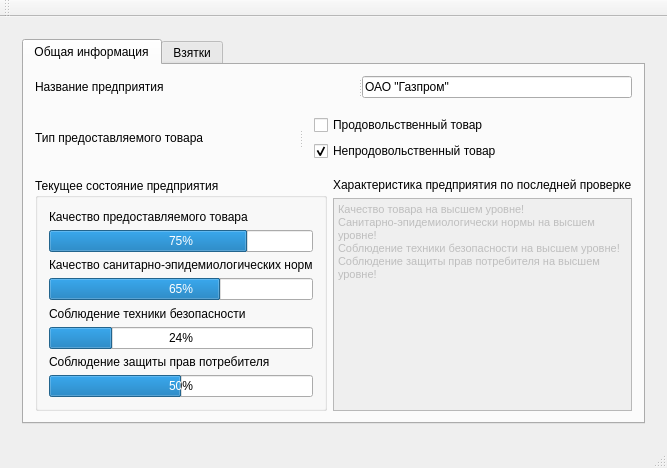
Qt form systemofbribe.ui (ARassad/KBS_Client) before a commit.
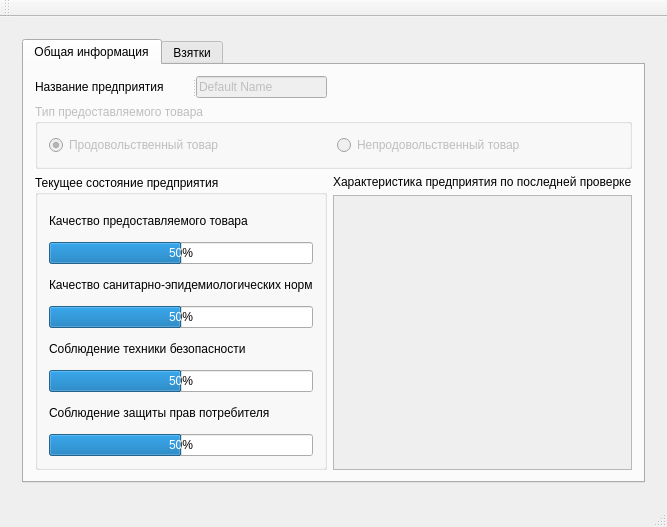
The same form after that commit. The open tabs and pages were chosen to show the change.

```diff
--- a/systemofbribe.ui
+++ b/systemofbribe.ui
@@ -7,7 +7,7 @@
     <x>0</x>
     <y>0</y>
     <width>606</width>
-    <height>427</height>
+    <height>527</height>
    </rect>
   </property>
   <property name="windowTitle">
@@ -34,69 +34,56 @@
            <attribute name="title">
             <string>Общая информация</string>
            </attribute>
-           <layout class="QGridLayout" name="gridLayout_19">
-            <item row="2" column="1">
-             <layout class="QGridLayout" name="gridLayout_20">
-              <item row="0" column="0">
-               <widget class="QLabel" name="label_33">
-                <property name="text">
-                 <string>Характеристика предприятия по последней проверке</string>
-                </property>
-               </widget>
-              </item>
-              <item row="1" column="0">
-               <widget class="QTextEdit" name="textEdit_2">
-                <property name="enabled">
-                 <bool>false</bool>
-                </property>
-                <property name="html">
-                 <string>&lt;!DOCTYPE HTML PUBLIC &quot;-//W3C//DTD HTML 4.0//EN&quot; &quot;http://www.w3.org/TR/REC-html40/strict.dtd&quot;&gt;
-&lt;html&gt;&lt;head&gt;&lt;meta name=&quot;qrichtext&quot; content=&quot;1&quot; /&gt;&lt;style type=&quot;text/css&quot;&gt;
-p, li { white-space: pre-wrap; }
-&lt;/style&gt;&lt;/head&gt;&lt;body style=&quot; font-family:'MS Shell Dlg 2'; font-size:8.25pt; font-weight:400; font-style:normal;&quot;&gt;
-&lt;p style=&quot; margin-top:0px; margin-bottom:0px; margin-left:0px; margin-right:0px; -qt-block-indent:0; text-indent:0px;&quot;&gt;Качество товара на высшем уровне!&lt;/p&gt;
-&lt;p style=&quot; margin-top:0px; margin-bottom:0px; margin-left:0px; margin-right:0px; -qt-block-indent:0; text-indent:0px;&quot;&gt;Санитарно-эпидемиологически нормы на высшем уровне!&lt;/p&gt;
-&lt;p style=&quot; margin-top:0px; margin-bottom:0px; margin-left:0px; margin-right:0px; -qt-block-indent:0; text-indent:0px;&quot;&gt;Соблюдение техники безопасности на высшем уровне!&lt;/p&gt;
-&lt;p style=&quot; margin-top:0px; margin-bottom:0px; margin-left:0px; margin-right:0px; -qt-block-indent:0; text-indent:0px;&quot;&gt;Соблюдение защиты прав потребителя на высшем уровне!&lt;/p&gt;
-&lt;p style=&quot;-qt-paragraph-type:empty; margin-top:0px; margin-bottom:0px; margin-left:0px; margin-right:0px; -qt-block-indent:0; text-indent:0px;&quot;&gt;&lt;br /&gt;&lt;/p&gt;&lt;/body&gt;&lt;/html&gt;</string>
-                </property>
-               </widget>
-              </item>
-             </layout>
-            </item>
-            <item row="1" column="0" colspan="2">
-             <widget class="QSplitter" name="splitter_14">
+           <layout class="QGridLayout" name="gridLayout_3">
+            <item row="0" column="0">
+             <widget class="QSplitter" name="splitter_3">
               <property name="orientation">
                <enum>Qt::Horizontal</enum>
               </property>
-              <widget class="QLabel" name="label_34">
+              <widget class="QLabel" name="label_40">
                <property name="text">
-                <string>Тип предоставляемого товара</string>
+                <string>Название предприятия</string>
                </property>
               </widget>
-              <widget class="QWidget" name="layoutWidget_2">
-               <layout class="QVBoxLayout" name="verticalLayout_23">
-                <item>
-                 <widget class="QCheckBox" name="checkBox_5">
-                  <property name="text">
-                   <string>Продовольственный товар</string>
-                  </property>
-                 </widget>
-                </item>
-                <item>
-                 <widget class="QCheckBox" name="checkBox_6">
-                  <property name="text">
-                   <string>Непродовольственный товар</string>
-                  </property>
-                  <property name="checked">
-                   <bool>true</bool>
-                  </property>
-                 </widget>
-                </item>
-               </layout>
+              <widget class="QLineEdit" name="companyName">
+               <property name="enabled">
+                <bool>false</bool>
+               </property>
+               <property name="text">
+                <string>Default Name</string>
+               </property>
               </widget>
              </widget>
             </item>
+            <item row="1" column="0" colspan="2">
+             <widget class="QGroupBox" name="groupBox">
+              <property name="enabled">
+               <bool>false</bool>
+              </property>
+              <property name="title">
+               <string>Тип предоставляемого товара</string>
+              </property>
+              <layout class="QHBoxLayout" name="horizontalLayout">
+               <item>
+                <widget class="QRadioButton" name="isFood">
+                 <property name="text">
+                  <string>Продовольственный товар</string>
+                 </property>
+                 <property name="checked">
+                  <bool>true</bool>
+                 </property>
+                </widget>
+               </item>
+               <item>
+                <widget class="QRadioButton" name="isNotFood">
+                 <property name="text">
+                  <string>Непродовольственный товар</string>
+                 </property>
+                </widget>
+               </item>
+              </layout>
+             </widget>
+            </item>
             <item row="2" column="0">
              <widget class="QGroupBox" name="groupBox_2">
               <property name="title">
@@ -115,7 +102,7 @@
                  <item>
                   <widget class="QProgressBar" name="progressBar_5">
                    <property name="value">
-                    <number>75</number>
+                    <number>50</number>
                    </property>
                   </widget>
                  </item>
@@ -133,7 +120,7 @@
                  <item>
                   <widget class="QProgressBar" name="progressBar_14">
                    <property name="value">
-                    <number>65</number>
+                    <number>50</number>
                    </property>
                   </widget>
                  </item>
@@ -151,7 +138,7 @@
                  <item>
                   <widget class="QProgressBar" name="progressBar_15">
                    <property name="value">
-                    <number>24</number>
+                    <number>50</number>
                    </property>
                   </widget>
                  </item>
@@ -178,25 +165,30 @@
               </layout>
              </widget>
             </item>
-            <item row="0" column="0" colspan="2">
-             <widget class="QSplitter" name="splitter_3">
-              <property name="orientation">
-               <enum>Qt::Horizontal</enum>
-              </property>
-              <widget class="QLabel" name="label_40">
-               <property name="text">
-                <string>Название предприятия</string>
-               </property>
-              </widget>
-              <widget class="QLineEdit" name="lineEdit_6">
-               <property name="enabled">
-                <bool>true</bool>
-               </property>
-               <property name="text">
-                <string>ОАО &quot;Газпром&quot;</string>
-               </property>
-              </widget>
-             </widget>
+            <item row="2" column="1">
+             <layout class="QGridLayout" name="gridLayout_20">
+              <item row="0" column="0">
+               <widget class="QLabel" name="label_33">
+                <property name="text">
+                 <string>Характеристика предприятия по последней проверке</string>
+                </property>
+               </widget>
+              </item>
+              <item row="1" column="0">
+               <widget class="QTextEdit" name="characterCheck">
+                <property name="enabled">
+                 <bool>false</bool>
+                </property>
+                <property name="html">
+                 <string>&lt;!DOCTYPE HTML PUBLIC &quot;-//W3C//DTD HTML 4.0//EN&quot; &quot;http://www.w3.org/TR/REC-html40/strict.dtd&quot;&gt;
+&lt;html&gt;&lt;head&gt;&lt;meta name=&quot;qrichtext&quot; content=&quot;1&quot; /&gt;&lt;style type=&quot;text/css&quot;&gt;
+p, li { white-space: pre-wrap; }
+&lt;/style&gt;&lt;/head&gt;&lt;body style=&quot; font-family:'MS Shell Dlg 2'; font-size:8.25pt; font-weight:400; font-style:normal;&quot;&gt;
+&lt;p style=&quot;-qt-paragraph-type:empty; margin-top:0px; margin-bottom:0px; margin-left:0px; margin-right:0px; -qt-block-indent:0; text-indent:0px; font-size:8pt;&quot;&gt;&lt;br /&gt;&lt;/p&gt;&lt;/body&gt;&lt;/html&gt;</string>
+                </property>
+               </widget>
+              </item>
+             </layout>
             </item>
            </layout>
           </widget>
```
Left out of the diff: 474 changed lines with no effect on the pictures.
